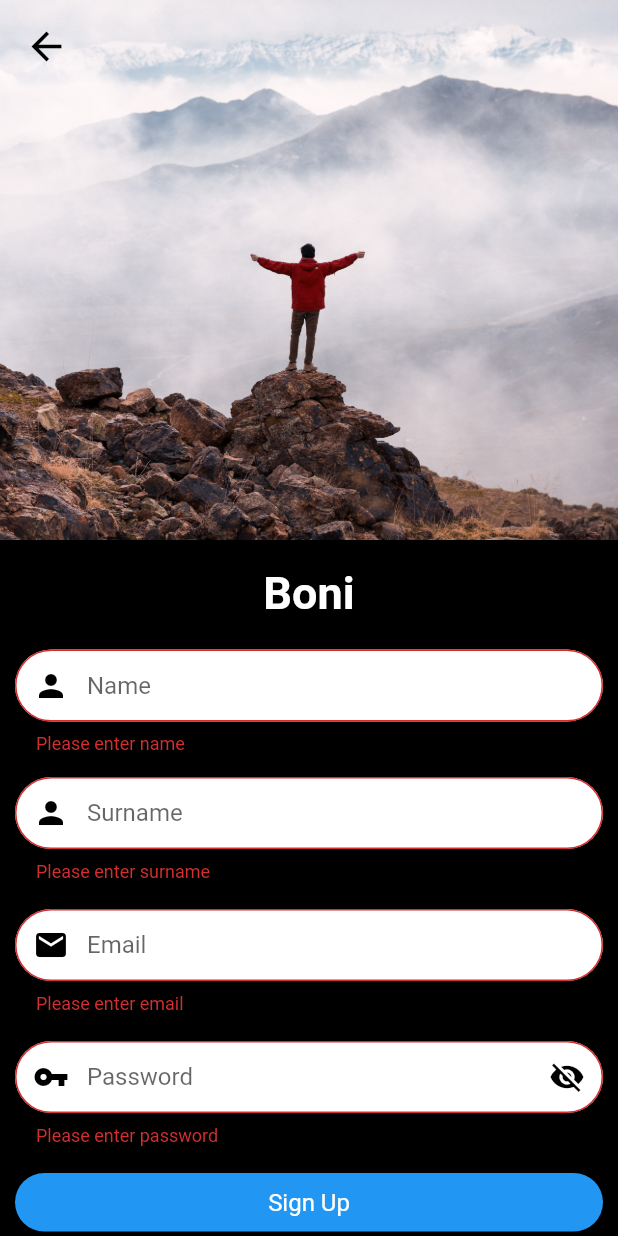
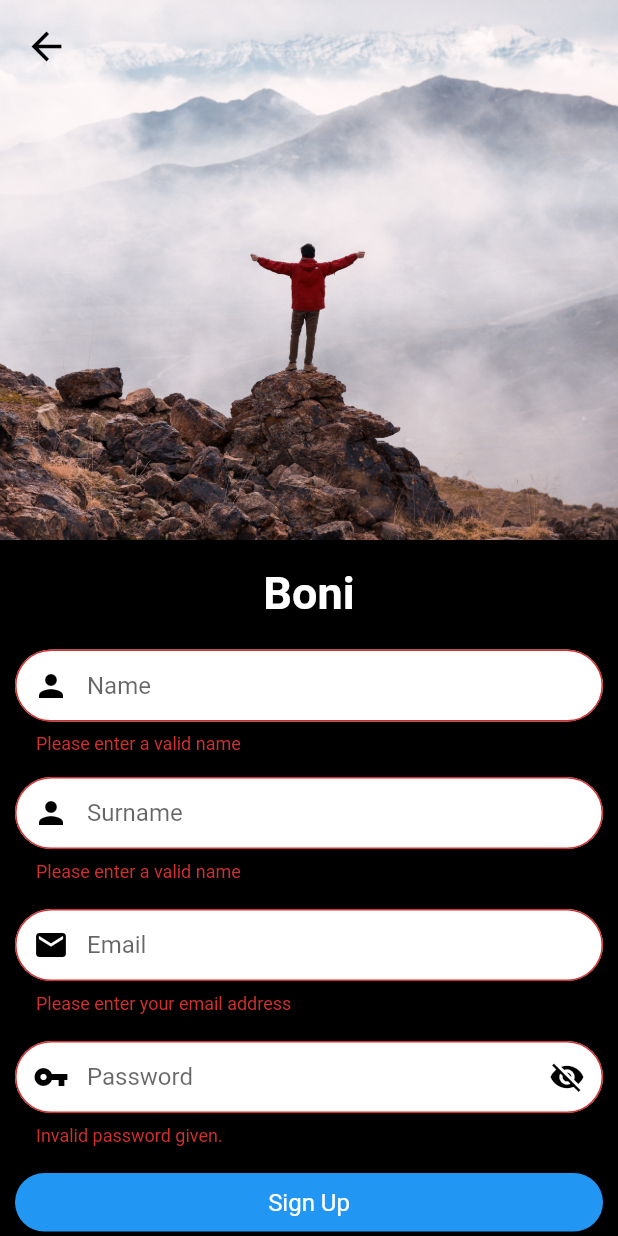
Before and after one commit to ClaudiaReiff/boni, a Flutter app: the SignUp screen opened directly, after a tap on "Sign Up", on a phone screen of 412 x 824 dp. Run offline on Flutter 3.47's test engine with Material 2 defaults, Android fonts, the light colour scheme and no system bars; our stand-ins replace fluttertoast, geolocator, get, google_maps_flutter, shared_preferences; missing offline and left inert: qr_code_scanner; accounts and stored records are empty.

Commit message:
form validations added

```diff
--- a/lib/fragments/map.dart
+++ b/lib/fragments/map.dart
@@ -12,6 +12,7 @@ class Maps extends StatefulWidget {
 
 class _Maps extends State<Maps> {
   final Completer<GoogleMapController> _controller = Completer();
+
   final List<Marker> myMarker = [];
   final List<Marker> markerList = [
     Marker(
@@ -37,7 +38,7 @@ class _Maps extends State<Maps> {
   ];
 
   static const CameraPosition _initialPosition = CameraPosition(
-      target: LatLng(33.67809150625739, 73.0143207993158), zoom: 10);
+      target: LatLng(33.67809150625739, 73.0143207993158), zoom: 12);
 
   @override
   void initState() {
--- a/lib/users/authentication/signup.dart
+++ b/lib/users/authentication/signup.dart
@@ -1,8 +1,10 @@
 import 'dart:convert';
 
 import 'package:boni/api/api_connection.dart';
+import 'package:boni/fragments/navigation.dart';
 import 'package:boni/users/authentication/login.dart';
 import 'package:boni/users/model/user.dart';
+import 'package:boni/users/preferences/user_preferences.dart';
 import 'package:flutter/material.dart';
 import 'package:fluttertoast/fluttertoast.dart';
 import 'package:get/get.dart';
@@ -56,13 +58,10 @@ class _SignUpState extends State<SignUp> {
         var resBody = jsonDecode(response.body);
         if (resBody['success']) {
           Fluttertoast.showToast(msg: "Signed up successfully.");
-          setState(() {
-            nameController.clear();
-            surnameController.clear();
-            emailController.clear();
-            passwordController.clear();
-          });
-          Get.to(const Login());
+
+          User user = User.fromJson(resBody["userData"]);
+          await UserPreferences.storeUserInfo(user);
+          Get.to(Navigation());
         } else {
           Fluttertoast.showToast(msg: "Error occured. Please try again.");
         }
@@ -70,6 +69,35 @@ class _SignUpState extends State<SignUp> {
     } catch (e) {
       Fluttertoast.showToast(msg: e.toString());
     }
+  }
+
+  String? validatePassword(String value) {
+    String pattern =
+        r'^(?=.*[A-Za-z])(?=.*\d)(?=.*[@$!%*#?&])[A-Za-z\d@$!%*#?&]{8,}$';
+    RegExp regex = RegExp(pattern);
+
+    if (!regex.hasMatch(value)) {
+      return 'Invalid password given.';
+    } else {
+      return null;
+    }
+  }
+
+  String? validateEmail(String email) {
+    if (email == "") {
+      return "Please enter your email address";
+    }
+    if (!RegExp(r'^[\w-\.]+@([\w-]+\.)+[\w-]{2,4}$').hasMatch(email)) {
+      return 'Please enter a valid email address';
+    }
+    return null;
+  }
+
+  String? validateName(String value) {
+    if (value.isEmpty || value.contains(RegExp(r'[0-9]'))) {
+      return 'Please enter a valid name';
+    }
+    return null;
   }
 
   @override
@@ -140,8 +168,7 @@ class _SignUpState extends State<SignUp> {
                             //name
                             TextFormField(
                               controller: nameController,
-                              validator: (val) =>
-                                  val == "" ? "Please enter name" : null,
+                              validator: (value) => validateName(value!),
                               decoration: InputDecoration(
                                   prefixIcon: const Icon(
                                     Icons.person,
@@ -174,8 +201,7 @@ class _SignUpState extends State<SignUp> {
                             //surname
                             TextFormField(
                               controller: surnameController,
-                              validator: (val) =>
-                                  val == "" ? "Please enter surname" : null,
+                              validator: (value) => validateName(value!),
                               decoration: InputDecoration(
                                   prefixIcon: const Icon(
                                     Icons.person,
@@ -208,8 +234,8 @@ class _SignUpState extends State<SignUp> {
                             //email
                             TextFormField(
                               controller: emailController,
-                              validator: (val) =>
-                                  val == "" ? "Please enter email" : null,
+                              validator: (value) => validateEmail(value!),
+                              keyboardType: TextInputType.emailAddress,
                               decoration: InputDecoration(
                                   prefixIcon: const Icon(
                                     Icons.email,
@@ -243,9 +269,9 @@ class _SignUpState extends State<SignUp> {
                             Obx(() => TextFormField(
                                   controller: passwordController,
                                   obscureText: isObsecure.value,
-                                  validator: (val) => val == ""
-                                      ? "Please enter password"
-                                      : null,
+                                  validator: (value) =>
+                                      validatePassword(value!),
+                                  keyboardType: TextInputType.visiblePassword,
                                   decoration: InputDecoration(
                                       prefixIcon: const Icon(
                                         Icons.vpn_key_sharp,
```
Also changed, not shown: lib/fragments/navigation.dart (+9 -3 lines), lib/fragments/route_page.dart (+35 -3 lines), lib/users/authentication/login.dart (+26 -5 lines).
